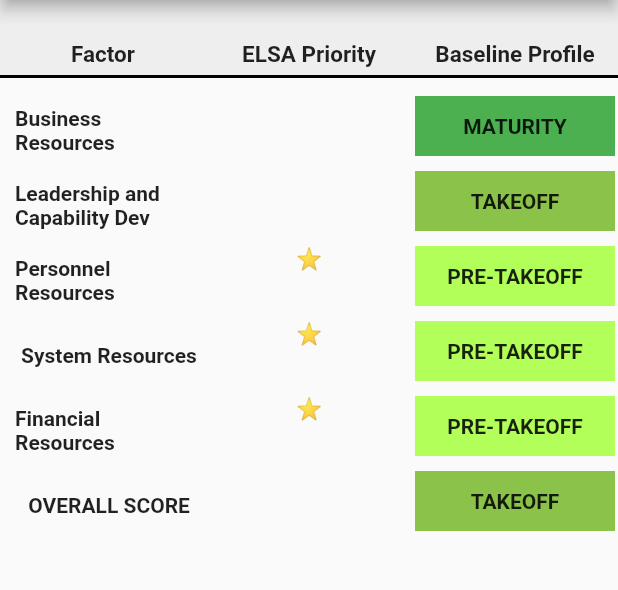
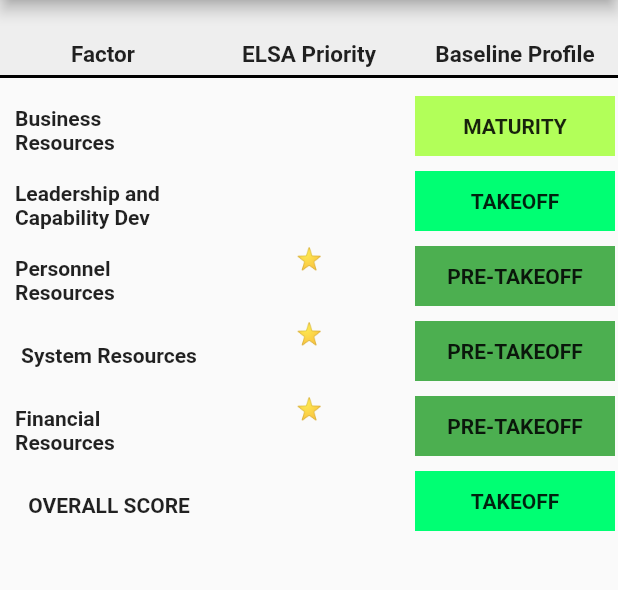
Before and after one commit to casfian/elsaresultdemo, a Flutter app: the screen it shows after launch, on a phone screen of 412 x 824 dp, the part 84-674 px from its top. Run offline on Flutter 3.47's test engine with Material 2 defaults, Android fonts, the phone set to English and light mode, and no system bars.

Commit message:
Change color to accurately follow graph color

```diff
--- a/lib/main.dart
+++ b/lib/main.dart
@@ -80,20 +80,20 @@
             //change the print to navigation
             InkWell(
               onTap: () => print('Goto BR Detail page'),
-              child: const RowBreakdownWidget(factor: 'Business Resources', priority: '', baselineprofile: 'maturity', bgcolor: Colors.green,)),
+              child: const RowBreakdownWidget(factor: 'Business Resources', priority: '', baselineprofile: 'maturity', bgcolor: Colors.lightGreenAccent,)),
             InkWell(
               onTap: () => print('Goto LCD Detail page'),
-              child: const RowBreakdownWidget(factor: 'Leadership and Capability Dev', priority: '', baselineprofile: 'takeoff', bgcolor: Colors.lightGreen,)),
+              child: const RowBreakdownWidget(factor: 'Leadership and Capability Dev', priority: '', baselineprofile: 'takeoff', bgcolor: Color.fromRGBO(0, 255, 115, 1),)),
             InkWell(
               onTap: () => print('Goto PR Detail page'),
-              child: const RowBreakdownWidget(factor: 'Personnel Resources', priority: '⭐️', baselineprofile: 'pre-takeoff', bgcolor: Colors.lightGreenAccent,)),
+              child: const RowBreakdownWidget(factor: 'Personnel Resources', priority: '⭐️', baselineprofile: 'pre-takeoff', bgcolor: Colors.green,)),
             InkWell(
               onTap: () => print('Goto SR Detail page'),
-              child: const RowBreakdownWidget(factor: 'System Resources', priority: '⭐️', baselineprofile: 'pre-takeoff', bgcolor: Colors.lightGreenAccent,)),
+              child: const RowBreakdownWidget(factor: 'System Resources', priority: '⭐️', baselineprofile: 'pre-takeoff', bgcolor: Colors.green,)),
             InkWell(
               onTap: () => print('Goto FR Detail page'),
-              child: const RowBreakdownWidget(factor: 'Financial Resources', priority: '⭐️', baselineprofile: 'pre-takeoff', bgcolor: Colors.lightGreenAccent,)),
-            const RowBreakdownWidget(factor: 'OVERALL SCORE', priority: '', baselineprofile: 'takeoff', bgcolor: Colors.lightGreen,),
+              child: const RowBreakdownWidget(factor: 'Financial Resources', priority: '⭐️', baselineprofile: 'pre-takeoff', bgcolor: Colors.green,)),
+            const RowBreakdownWidget(factor: 'OVERALL SCORE', priority: '', baselineprofile: 'takeoff', bgcolor: Color.fromRGBO(0, 255, 115, 1),),
           ],
         ),
       ),
```
